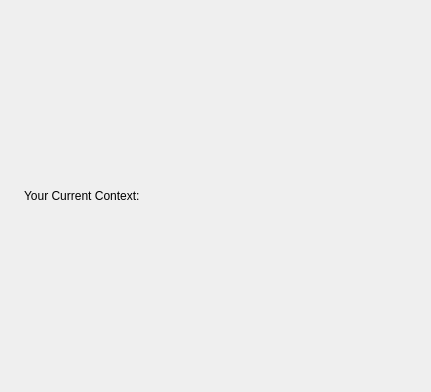
Before: the Qt Designer form resources/dialog.ui in shotgunsoftware/tk-multi-importcut, drawn with Qt 5.
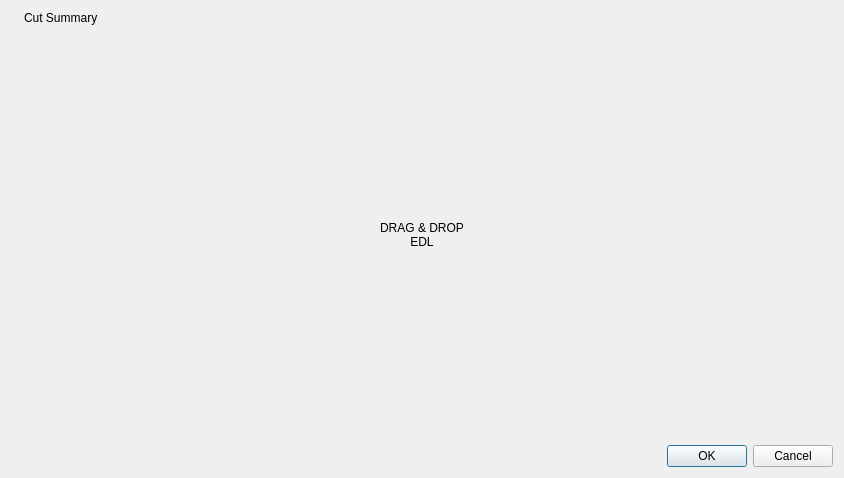
After: the same form once the commit is applied. Icons and pictures are not drawn.

Commit message: Able to launch the UI generated from Designer

Patch:
```diff
--- a/resources/dialog.ui
+++ b/resources/dialog.ui
@@ -6,16 +6,18 @@
    <rect>
     <x>0</x>
     <y>0</y>
-    <width>431</width>
-    <height>392</height>
+    <width>844</width>
+    <height>478</height>
    </rect>
   </property>
   <property name="windowTitle">
    <string>The Current Sgtk Environment</string>
   </property>
-  <layout class="QHBoxLayout" name="horizontalLayout">
+  <layout class="QVBoxLayout" name="verticalLayout" stretch="0,1,0">
    <item>
-    <widget class="QLabel" name="logo_example">
+    <layout class="QHBoxLayout" name="horizontalLayout" stretch="0,0,1">
+     <item>
+      <widget class="QLabel" name="sg_icon_labe">
      <property name="text">
       <string/>
      </property>
@@ -25,18 +27,48 @@
     </widget>
    </item>
    <item>
-    <widget class="QLabel" name="context">
-     <property name="sizePolicy">
-      <sizepolicy hsizetype="Expanding" vsizetype="Expanding">
-       <horstretch>0</horstretch>
-       <verstretch>0</verstretch>
-      </sizepolicy>
-     </property>
+      <widget class="QLabel" name="title_label">
+       <property name="text">
+        <string>Cut Summary</string>
+       </property>
+      </widget>
+     </item>
+     <item>
+      <widget class="QLabel" name="secondary_title_label">
      <property name="text">
-      <string>Your Current Context: </string>
+        <string/>
+       </property>
+      </widget>
+     </item>
+    </layout>
+   </item>
+   <item>
+    <widget class="QStackedWidget" name="stackedWidget">
+     <widget class="QWidget" name="page">
+      <layout class="QVBoxLayout" name="verticalLayout_2">
+       <item>
+        <widget class="QLabel" name="label">
+         <property name="text">
+          <string>DRAG &amp; DROP
+EDL</string>
      </property>
      <property name="alignment">
-      <set>Qt::AlignLeading|Qt::AlignLeft|Qt::AlignVCenter</set>
+          <set>Qt::AlignCenter</set>
+         </property>
+        </widget>
+       </item>
+      </layout>
+     </widget>
+     <widget class="QWidget" name="page_2"/>
+    </widget>
+   </item>
+   <item>
+    <widget class="QDialogButtonBox" name="buttonBox">
+     <property name="orientation">
+      <enum>Qt::Horizontal</enum>
+     </property>
+     <property name="standardButtons">
+      <set>QDialogButtonBox::Cancel|QDialogButtonBox::Ok</set>
      </property>
     </widget>
    </item>
```
Left out of the diff: 4 changed lines with no effect on the pictures. Lines whose indentation alone changed are shown as unchanged. The commit also changes 5 other files.
